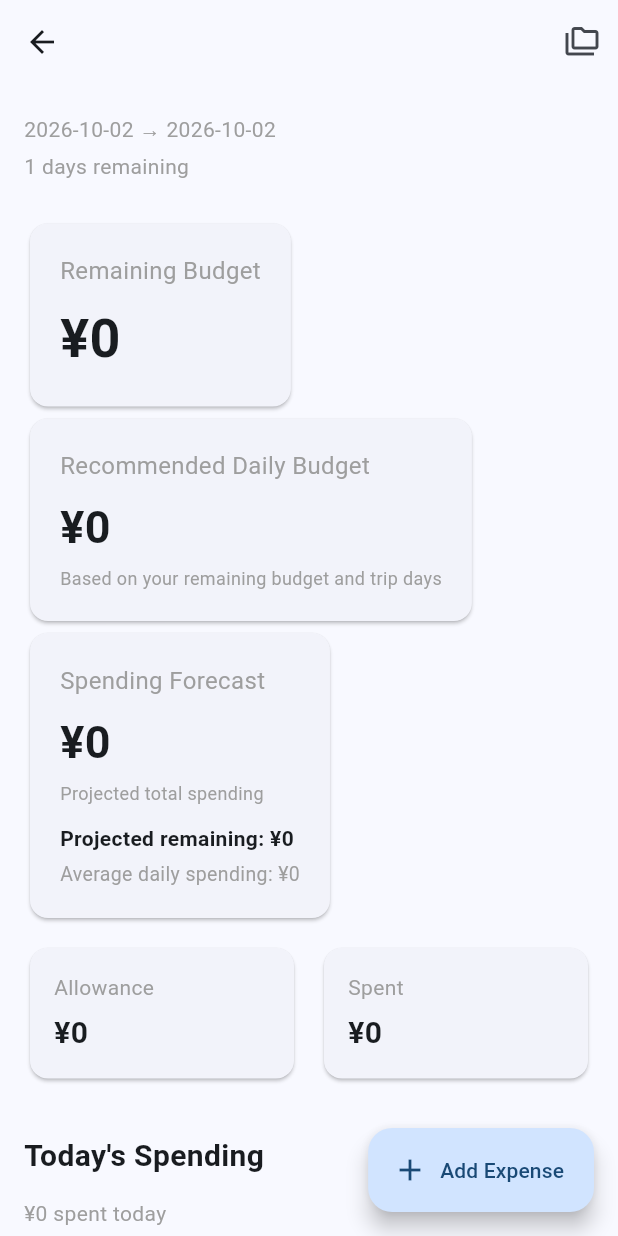
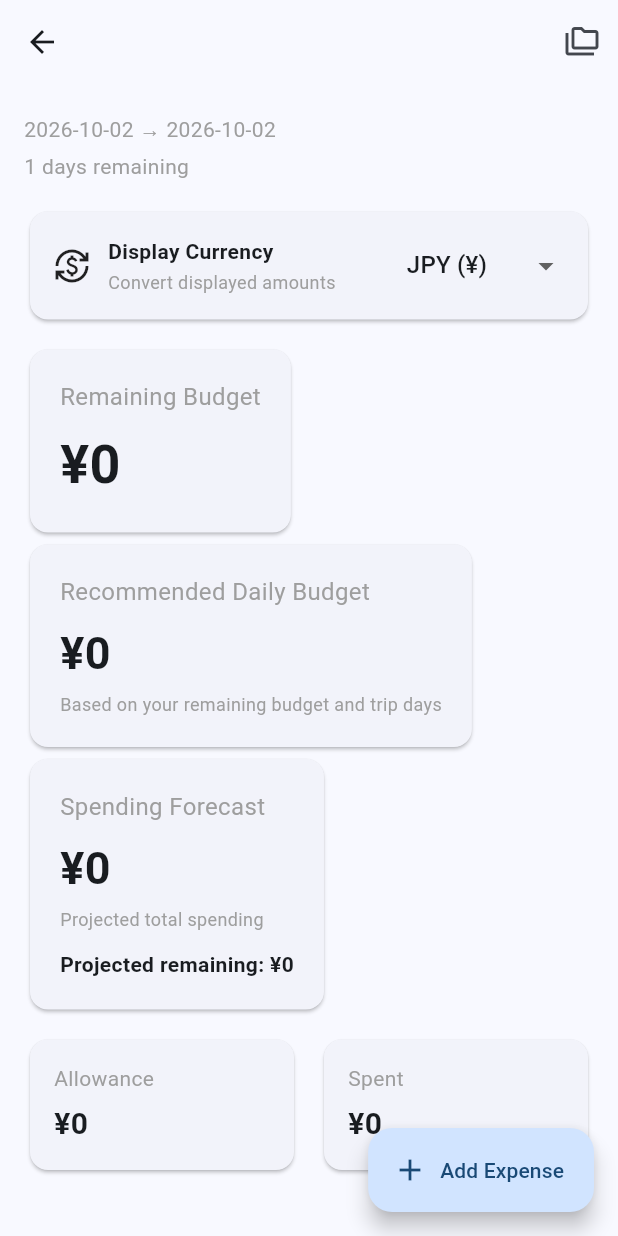
Before and after one commit to dodomozo/trip_budget, a Flutter app: the BudgetHomePage screen opened directly with empty values, on a phone screen of 412 x 824 dp. Run offline on Flutter 3.47's test engine with Material 3 defaults, Android fonts, the phone set to English and light mode, and no system bars; our stand-ins replace shared_preferences; accounts and stored records are empty.

Commit message:
fix: fix trip currency

```diff
--- a/lib/pages/budget_home_page.dart
+++ b/lib/pages/budget_home_page.dart
@@ -7,6 +7,7 @@ import '../models/trip.dart';
 import '../widgets/expense_item.dart';
 import '../widgets/summary_card.dart';
 import '../services/expense_storage_service.dart';
+import '../services/currency_service.dart';
 
 class BudgetHomePage extends StatefulWidget {
   final Trip trip;
@@ -19,7 +20,14 @@ class BudgetHomePage extends StatefulWidget {
 
 class _BudgetHomePageState extends State<BudgetHomePage> {
   late Trip trip;
+
   List<Expense> expenses = [];
+
+  String _displayCurrency = 'JPY';
+
+  double _exchangeRate = 1.0;
+
+  bool _isConverting = false;
 
   @override
   void initState() {
@@ -27,11 +35,14 @@ class _BudgetHomePageState extends State<BudgetHomePage> {
 
     trip = widget.trip;
 
+    _displayCurrency = trip.currencyCode;
+
     _loadExpenses();
   }
 
   Future<void> _loadExpenses() async {
     final storage = ExpenseStorageService();
+
     final loadedExpenses = await storage.loadExpenses(trip.id);
 
     if (!mounted) return;
@@ -43,23 +54,53 @@ class _BudgetHomePageState extends State<BudgetHomePage> {
 
   Future<void> _saveExpenses() async {
     final storage = ExpenseStorageService();
+
     await storage.saveExpenses(trip.id, expenses);
   }
 
-  DateTime _dateOnly(DateTime date) {
-    return DateTime(date.year, date.month, date.day);
+  double _convertAmount(double amount) {
+    return amount * _exchangeRate;
   }
 
-  DateTime get today {
-    return _dateOnly(DateTime.now());
+  String _formatAmount(double amount) {
+    return CurrencyService.format(_convertAmount(amount), _displayCurrency);
   }
 
-  DateTime get tripStart {
-    return _dateOnly(trip.startDate);
+  Future<void> _changeDisplayCurrency(String currencyCode) async {
+    if (currencyCode == _displayCurrency) {
+      return;
     }
 
-  DateTime get tripEnd {
-    return _dateOnly(trip.endDate);
+    setState(() {
+      _isConverting = true;
+    });
+
+    try {
+      final rate = await CurrencyService.getExchangeRate(
+        trip.currencyCode,
+        currencyCode,
+      );
+
+      if (!mounted) return;
+
+      setState(() {
+        _displayCurrency = currencyCode;
+        _exchangeRate = rate;
+        _isConverting = false;
+      });
+    } catch (e) {
+      if (!mounted) return;
+
+      setState(() {
+        _isConverting = false;
+      });
+
+      ScaffoldMessenger.of(context).showSnackBar(
+        const SnackBar(
+          content: Text('Unable to get the latest exchange rate.'),
+        ),
+      );
+    }
   }
 
   double get totalSpent {
@@ -71,27 +112,19 @@ class _BudgetHomePageState extends State<BudgetHomePage> {
   }
 
   int get remainingDays {
-    if (today.isBefore(tripStart)) {
-      return trip.totalDays;
-    }
+    final today = DateTime.now();
 
-    if (today.isAfter(tripEnd)) {
-      return 0;
-    }
+    final todayDate = DateTime(today.year, today.month, today.day);
 
-    return tripEnd.difference(today).inDays + 1;
-  }
+    final endDate = DateTime(
+      trip.endDate.year,
+      trip.endDate.month,
+      trip.endDate.day,
+    );
 
-  int get elapsedTripDays {
-    if (today.isBefore(tripStart)) {
-      return 0;
-    }
+    final days = endDate.difference(todayDate).inDays;
 
-    if (today.isAfter(tripEnd)) {
-      return trip.totalDays;
-    }
-
-    return today.difference(tripStart).inDays + 1;
+    return days < 0 ? 0 : days + 1;
   }
 
   double get recommendedDailyBudget {
@@ -100,75 +133,6 @@ class _BudgetHomePageState extends State<BudgetHomePage> {
     }
 
     return remainingBudget / remainingDays;
-  }
-
-  List<Expense> get todaysExpenses {
-    return expenses.where((expense) {
-      final amount = expense.dailyAmounts[today] ?? 0;
-
-      return amount > 0;
-    }).toList();
-  }
-
-  double get todaysSpending {
-    return expenses.fold(
-      0,
-      (sum, expense) => sum + (expense.dailyAmounts[today] ?? 0),
-    );
-  }
-
-  double get dailyBudgetDifference {
-    return recommendedDailyBudget - todaysSpending;
-  }
-
-  /// Total amount actually spent from the beginning of the trip
-  /// through today, using the daily portions of each expense.
-  double get actualSpendingUntilToday {
-    return expenses.fold(0, (sum, expense) {
-      double expenseTotal = 0;
-
-      for (final entry in expense.dailyAmounts.entries) {
-        final date = _dateOnly(entry.key);
-
-        if (!date.isAfter(today)) {
-          expenseTotal += entry.value;
-        }
-      }
-
-      return sum + expenseTotal;
-    });
-  }
-
-  double get averageDailySpending {
-    if (elapsedTripDays <= 0) {
-      return 0;
-    }
-
-    return actualSpendingUntilToday / elapsedTripDays;
-  }
-
-  double get projectedTotalSpending {
-    if (elapsedTripDays <= 0) {
-      return 0;
-    }
-
-    return averageDailySpending * trip.totalDays;
-  }
-
-  double get projectedRemainingBudget {
-    return trip.allowance - projectedTotalSpending;
-  }
-
-  String get dailyBudgetStatus {
-    if (todaysSpending == 0) {
-      return 'No spending today';
-    }
-
-    if (dailyBudgetDifference >= 0) {
-      return 'Within daily budget';
-    }
-
-    return 'Over daily budget';
   }
 
   Future<void> _addExpense() async {
@@ -191,15 +155,81 @@ class _BudgetHomePageState extends State<BudgetHomePage> {
   }
 
   String _formatDate(DateTime date) {
-    return '${date.year}-${date.month.toString().padLeft(2, '0')}-${date.day.toString().padLeft(2, '0')}';
+    return '${date.year}-'
+        '${date.month.toString().padLeft(2, '0')}-'
+        '${date.day.toString().padLeft(2, '0')}';
+  }
+
+  List<Expense> get todaysExpenses {
+    final today = DateTime.now();
+
+    final todayDate = DateTime(today.year, today.month, today.day);
+
+    return expenses.where((expense) {
+      final amount = expense.dailyAmounts[todayDate] ?? 0;
+
+      return amount > 0;
+    }).toList();
+  }
+
+  double get todaysSpending {
+    final today = DateTime.now();
+
+    final todayDate = DateTime(today.year, today.month, today.day);
+
+    return expenses.fold(
+      0,
+      (sum, expense) => sum + (expense.dailyAmounts[todayDate] ?? 0),
+    );
+  }
+
+  double get dailyBudgetDifference {
+    return recommendedDailyBudget - todaysSpending;
+  }
+
+  double get averageDailySpending {
+    if (totalSpent == 0) {
+      return 0;
+    }
+
+    final daysElapsed = trip.totalDays - remainingDays + 1;
+
+    if (daysElapsed <= 0) {
+      return 0;
+    }
+
+    return totalSpent / daysElapsed;
+  }
+
+  double get projectedTotalSpending {
+    return averageDailySpending * trip.totalDays;
+  }
+
+  double get projectedRemainingBudget {
+    return trip.allowance - projectedTotalSpending;
+  }
+
+  String get dailyBudgetStatus {
+    if (todaysSpending == 0) {
+      return 'No spending today';
+    }
+
+    if (dailyBudgetDifference >= 0) {
+      return 'Within daily budget';
+    }
+
+    return 'Over daily budget';
   }
 
   Future<void> _openExpenseHistory() async {
     final updatedExpenses = await Navigator.push<List<Expense>>(
       context,
       MaterialPageRoute(
-        builder: (context) =>
-            ExpenseHistoryPage(tripId: trip.id, expenses: expenses),
+        builder: (context) => ExpenseHistoryPage(
+          tripId: trip.id,
+          currencyCode: trip.currencyCode,
+          expenses: expenses,
+        ),
       ),
     );
 
@@ -212,10 +242,71 @@ class _BudgetHomePageState extends State<BudgetHomePage> {
     }
   }
 
+  Widget _buildCurrencySelector() {
+    return Card(
+      child: Padding(
+        padding: const EdgeInsets.symmetric(horizontal: 16, vertical: 12),
+        child: Row(
+          children: [
+            const Icon(Icons.currency_exchange),
+
+            const SizedBox(width: 12),
+
+            const Expanded(
+              child: Column(
+                crossAxisAlignment: CrossAxisAlignment.start,
+                children: [
+                  Text(
+                    'Display Currency',
+                    style: TextStyle(fontWeight: FontWeight.w600),
+                  ),
+                  SizedBox(height: 2),
+                  Text(
+                    'Convert displayed amounts',
+                    style: TextStyle(fontSize: 12, color: Colors.grey),
+                  ),
+                ],
+              ),
+            ),
+
+            if (_isConverting)
+              const SizedBox(
+                width: 20,
+                height: 20,
+                child: CircularProgressIndicator(strokeWidth: 2),
+              )
+            else
+              DropdownButtonHideUnderline(
+                child: DropdownButton<String>(
+                  value: _displayCurrency,
+                  items: CurrencyService.supportedCurrencies
+                      .map(
+                        (currency) => DropdownMenuItem<String>(
+                          value: currency,
+                          child: Text(
+                            '$currency '
+                            '(${CurrencyService.getSymbol(currency)})',
+                          ),
+                        ),
+                      )
+                      .toList(),
+                  onChanged: (value) {
+                    if (value == null) {
+                      return;
+                    }
+
+                    _changeDisplayCurrency(value);
+                  },
+                ),
+              ),
+          ],
+        ),
+      ),
+    );
+  }
+
   @override
   Widget build(BuildContext context) {
-    final bool hasSpendingData = elapsedTripDays > 0;
-
     return Scaffold(
       appBar: AppBar(
         title: Text(trip.name),
@@ -232,15 +323,19 @@ class _BudgetHomePageState extends State<BudgetHomePage> {
           ),
         ],
       ),
+
       body: SingleChildScrollView(
         padding: const EdgeInsets.all(16),
+
         child: Column(
           crossAxisAlignment: CrossAxisAlignment.start,
+
           children: [
             const SizedBox(height: 4),
 
             Text(
-              '${_formatDate(trip.startDate)} → ${_formatDate(trip.endDate)}',
+              '${_formatDate(trip.startDate)} → '
+              '${_formatDate(trip.endDate)}',
               style: const TextStyle(color: Colors.grey, fontSize: 14),
             ),
 
@@ -251,16 +346,19 @@ class _BudgetHomePageState extends State<BudgetHomePage> {
               style: const TextStyle(color: Colors.grey, fontSize: 14),
             ),
 
-            const SizedBox(height: 24),
+            const SizedBox(height: 16),
 
-            // ---------------------------------------------------------
-            // REMAINING BUDGET
-            // ---------------------------------------------------------
+            _buildCurrencySelector(),
+
+            const SizedBox(height: 12),
+
             Card(
               child: Padding(
                 padding: const EdgeInsets.all(20),
+
                 child: Column(
                   crossAxisAlignment: CrossAxisAlignment.start,
+
                   children: [
                     const Text(
                       'Remaining Budget',
@@ -270,7 +368,7 @@ class _BudgetHomePageState extends State<BudgetHomePage> {
                     const SizedBox(height: 8),
 
                     Text(
-                      '¥${remainingBudget.toStringAsFixed(0)}',
+                      _formatAmount(remainingBudget),
                       style: const TextStyle(
                         fontSize: 36,
                         fontWeight: FontWeight.bold,
@@ -281,14 +379,13 @@ class _BudgetHomePageState extends State<BudgetHomePage> {
               ),
             ),
 
-            // ---------------------------------------------------------
-            // RECOMMENDED DAILY BUDGET
-            // ---------------------------------------------------------
             Card(
               child: Padding(
                 padding: const EdgeInsets.all(20),
+
                 child: Column(
                   crossAxisAlignment: CrossAxisAlignment.start,
+
                   children: [
                     const Text(
                       'Recommended Daily Budget',
@@ -298,7 +395,7 @@ class _BudgetHomePageState extends State<BudgetHomePage> {
                     const SizedBox(height: 8),
 
                     Text(
-                      '¥${recommendedDailyBudget.toStringAsFixed(0)}',
+                      _formatAmount(recommendedDailyBudget),
                       style: const TextStyle(
                         fontSize: 30,
                         fontWeight: FontWeight.bold,
@@ -308,7 +405,8 @@ class _BudgetHomePageState extends State<BudgetHomePage> {
                     const SizedBox(height: 4),
 
                     const Text(
-                      'Based on your remaining budget and trip days',
+                      'Based on your remaining budget '
+                      'and trip days',
                       style: TextStyle(fontSize: 12, color: Colors.grey),
                     ),
                   ],
@@ -316,14 +414,13 @@ class _BudgetHomePageState extends State<BudgetHomePage> {
               ),
             ),
 
-            // ---------------------------------------------------------
-            // SPENDING FORECAST
-            // ---------------------------------------------------------
             Card(
               child: Padding(
                 padding: const EdgeInsets.all(20),
+
                 child: Column(
                   crossAxisAlignment: CrossAxisAlignment.start,
+
                   children: [
                     const Text(
                       'Spending Forecast',
@@ -332,17 +429,8 @@ class _BudgetHomePageState extends State<BudgetHomePage> {
 
                     const SizedBox(height: 8),
 
-                    if (!hasSpendingData)
-                      const Text(
-                        'No spending data yet',
-                        style: TextStyle(
-                          fontSize: 24,
-                          fontWeight: FontWeight.bold,
-                        ),
-                      )
-                    else ...[
                     Text(
-                        '¥${projectedTotalSpending.toStringAsFixed(0)}',
+                      _formatAmount(projectedTotalSpending),
                       style: const TextStyle(
                         fontSize: 30,
                         fontWeight: FontWeight.bold,
@@ -360,21 +448,12 @@ class _BudgetHomePageState extends State<BudgetHomePage> {
 
                     Text(
                       projectedRemainingBudget >= 0
-                            ? 'Projected remaining: ¥${projectedRemainingBudget.toStringAsFixed(0)}'
-                            : 'Projected over budget: ¥${projectedRemainingBudget.abs().toStringAsFixed(0)}',
+                          ? 'Projected remaining: '
+                                '${_formatAmount(projectedRemainingBudget)}'
+                          : 'Projected over budget: '
+                                '${_formatAmount(projectedRemainingBudget.abs())}',
                       style: const TextStyle(fontWeight: FontWeight.w600),
                     ),
-
-                      const SizedBox(height: 4),
-
-                      Text(
-                        'Average daily spending: ¥${averageDailySpending.toStringAsFixed(0)}',
-                        style: const TextStyle(
-                          color: Colors.grey,
-                          fontSize: 13,
-                        ),
-                      ),
-                    ],
                   ],
                 ),
               ),
@@ -387,7 +466,7 @@ class _BudgetHomePageState extends State<BudgetHomePage> {
                 Expanded(
                   child: SummaryCard(
                     title: 'Allowance',
-                    value: '¥${trip.allowance.toStringAsFixed(0)}',
+                    value: _formatAmount(trip.allowance),
                   ),
                 ),
 
@@ -396,7 +475,7 @@ class _BudgetHomePageState extends State<BudgetHomePage> {
                 Expanded(
                   child: SummaryCard(
                     title: 'Spent',
-                    value: '¥${totalSpent.toStringAsFixed(0)}',
+                    value: _formatAmount(totalSpent),
                   ),
                 ),
               ],
@@ -404,11 +483,9 @@ class _BudgetHomePageState extends State<BudgetHomePage> {
 
             const SizedBox(height: 24),
 
-            // ---------------------------------------------------------
-            // TODAY'S SPENDING
-            // ---------------------------------------------------------
             Row(
               mainAxisAlignment: MainAxisAlignment.spaceBetween,
+
               children: [
                 const Text(
                   "Today's Spending",
@@ -425,7 +502,8 @@ class _BudgetHomePageState extends State<BudgetHomePage> {
             const SizedBox(height: 4),
 
             Text(
-              '¥${todaysSpending.toStringAsFixed(0)} spent today',
+              '${_formatAmount(todaysSpending)} '
+              'spent today',
               style: const TextStyle(color: Colors.grey),
             ),
 
@@ -438,8 +516,8 @@ class _BudgetHomePageState extends State<BudgetHomePage> {
 
             Text(
               dailyBudgetDifference >= 0
-                  ? '¥${dailyBudgetDifference.toStringAsFixed(0)} remaining for today'
-                  : '¥${dailyBudgetDifference.abs().toStringAsFixed(0)} over today\'s budget',
+                  ? '${_formatAmount(dailyBudgetDifference)} remaining for today'
+                  : '${_formatAmount(dailyBudgetDifference.abs())} over today\'s budget',
               style: const TextStyle(color: Colors.grey, fontSize: 13),
             ),
 
@@ -452,14 +530,19 @@ class _BudgetHomePageState extends State<BudgetHomePage> {
               ),
 
             ...todaysExpenses.map((expense) {
-              final amount = expense.dailyAmounts[today] ?? 0;
+              final today = DateTime.now();
+
+              final todayDate = DateTime(today.year, today.month, today.day);
+
+              final amount = expense.dailyAmounts[todayDate] ?? 0;
 
               return ExpenseItem(
                 category: expense.category,
                 description: expense.description,
                 amount: amount,
                 icon: expense.icon,
-                date: _formatDate(today),
+                date: _formatDate(todayDate),
+                currencyCode: trip.currencyCode,
               );
             }),
           ],
@@ -486,6 +569,7 @@ class AddExpenseDialog extends StatefulWidget {
 
 class _AddExpenseDialogState extends State<AddExpenseDialog> {
   late final TextEditingController _descriptionController;
+
   late final TextEditingController _amountController;
 
   String _selectedCategory = 'Food';
@@ -506,6 +590,7 @@ class _AddExpenseDialogState extends State<AddExpenseDialog> {
     super.initState();
 
     _descriptionController = TextEditingController();
+
     _amountController = TextEditingController();
 
     final today = DateTime.now();
@@ -542,7 +627,9 @@ class _AddExpenseDialogState extends State<AddExpenseDialog> {
   }
 
   String _formatDate(DateTime date) {
-    return '${date.year}-${date.month.toString().padLeft(2, '0')}-${date.day.toString().padLeft(2, '0')}';
+    return '${date.year}-'
+        '${date.month.toString().padLeft(2, '0')}-'
+        '${date.day.toString().padLeft(2, '0')}';
   }
 
   String _dateText() {
@@ -554,7 +641,8 @@ class _AddExpenseDialogState extends State<AddExpenseDialog> {
       return 'Select date range';
     }
 
-    return '${_formatDate(_rangeStart!)} → ${_formatDate(_rangeEnd!)}';
+    return '${_formatDate(_rangeStart!)} → '
+        '${_formatDate(_rangeEnd!)}';
   }
 
   Future<void> _selectDate() async {
@@ -747,7 +835,8 @@ class _AddExpenseDialogState extends State<AddExpenseDialog> {
 
               decoration: InputDecoration(
                 labelText: 'Amount',
-                prefixText: '¥ ',
+                prefixText:
+                    '${CurrencyService.getSymbol(widget.trip.currencyCode)} ',
                 errorText: _amountError,
               ),
             ),
@@ -790,7 +879,8 @@ class _AddExpenseDialogState extends State<AddExpenseDialog> {
               title: const Text('Spread across days'),
 
               subtitle: const Text(
-                'Divide the expense equally across the selected dates',
+                'Divide the expense equally '
+                'across the selected dates',
               ),
 
               value: _spreadAcrossDays,
@@ -811,6 +901,7 @@ class _AddExpenseDialogState extends State<AddExpenseDialog> {
                     _rangeEnd = _selectedDate;
                   } else {
                     _rangeStart = null;
+
                     _rangeEnd = null;
                   }
                 });
--- a/lib/services/trip_storage_service.dart
+++ b/lib/services/trip_storage_service.dart
@@ -33,6 +33,9 @@ class TripStorageService {
       _key(trip.id, 'end_date'),
       trip.endDate.toIso8601String(),
     );
+
+    // Save the currency selected for this specific trip.
+    await prefs.setString(_key(trip.id, 'currency_code'), trip.currencyCode);
   }
 
   Future<List<Trip>> loadTrips() async {
@@ -51,6 +54,11 @@ class TripStorageService {
 
       final endDateString = prefs.getString(_key(tripId, 'end_date'));
 
+      // Existing trips created before currency persistence was added
+      // will default to JPY.
+      final currencyCode =
+          prefs.getString(_key(tripId, 'currency_code')) ?? 'JPY';
+
       if (name == null ||
           allowance == null ||
           startDateString == null ||
@@ -65,6 +73,7 @@ class TripStorageService {
           allowance: allowance,
           startDate: DateTime.parse(startDateString),
           endDate: DateTime.parse(endDateString),
+          currencyCode: currencyCode,
         ),
       );
     }
@@ -83,6 +92,11 @@ class TripStorageService {
 
     final endDateString = prefs.getString(_key(tripId, 'end_date'));
 
+    // Existing trips created before currency persistence was added
+    // will default to JPY.
+    final currencyCode =
+        prefs.getString(_key(tripId, 'currency_code')) ?? 'JPY';
+
     if (name == null ||
         allowance == null ||
         startDateString == null ||
@@ -96,6 +110,7 @@ class TripStorageService {
       allowance: allowance,
       startDate: DateTime.parse(startDateString),
       endDate: DateTime.parse(endDateString),
+      currencyCode: currencyCode,
     );
   }
 
@@ -112,6 +127,7 @@ class TripStorageService {
     await prefs.remove(_key(tripId, 'allowance'));
     await prefs.remove(_key(tripId, 'start_date'));
     await prefs.remove(_key(tripId, 'end_date'));
+    await prefs.remove(_key(tripId, 'currency_code'));
   }
 
   Future<void> migrateDefaultTrip() async {
@@ -141,6 +157,7 @@ class TripStorageService {
       allowance: allowance,
       startDate: DateTime.parse(startDateString),
       endDate: DateTime.parse(endDateString),
+      currencyCode: 'JPY',
     );
 
     await saveTrip(trip);
--- a/lib/widgets/expense_item.dart
+++ b/lib/widgets/expense_item.dart
@@ -1,4 +1,6 @@
 import 'package:flutter/material.dart';
+
+import '../services/currency_service.dart';
 
 class ExpenseItem extends StatelessWidget {
   final String category;
@@ -6,6 +8,7 @@ class ExpenseItem extends StatelessWidget {
   final double amount;
   final IconData icon;
   final String date;
+  final String currencyCode;
 
   const ExpenseItem({
     super.key,
@@ -14,6 +17,7 @@ class ExpenseItem extends StatelessWidget {
     required this.amount,
     required this.icon,
     required this.date,
+    required this.currencyCode,
   });
 
   @override
@@ -25,7 +29,7 @@ class ExpenseItem extends StatelessWidget {
         title: Text(description),
         subtitle: Text('$category • $date'),
         trailing: Text(
-          '¥${amount.toStringAsFixed(0)}',
+          CurrencyService.format(amount, currencyCode),
           style: const TextStyle(fontWeight: FontWeight.bold),
         ),
       ),
```
Also changed, not shown: lib/pages/edit_trip_page.dart (+51 -13 lines), lib/pages/expense_history_page.dart (+28 -12 lines), lib/services/currency_service.dart (+4 -15 lines). Lines whose indentation alone changed are shown as unchanged.
